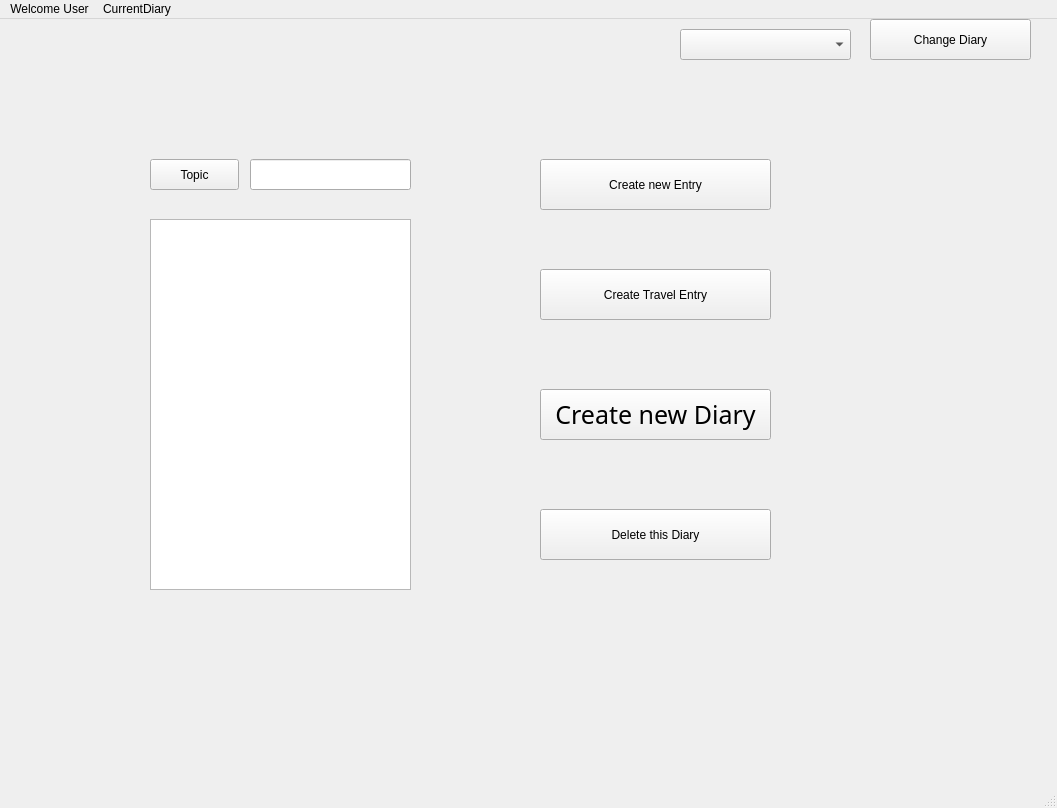
Qt form Presentation/mainwindow.ui (fekorte/Diary) before a commit.
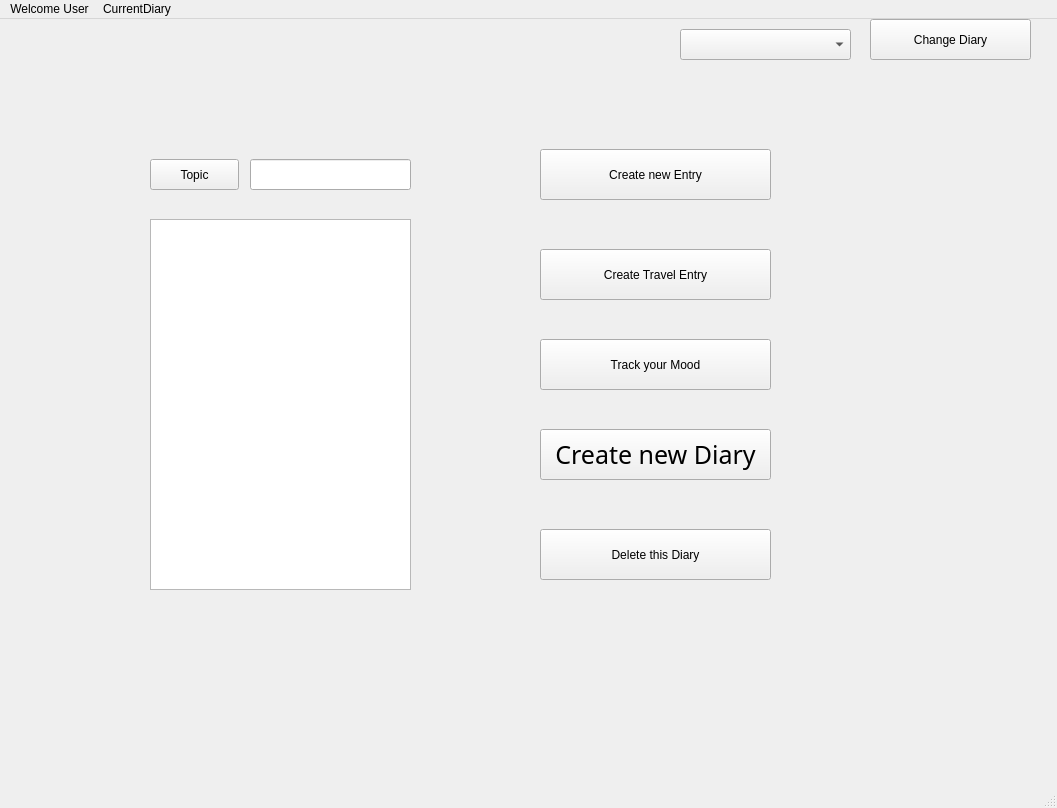
The same form after that commit. Icons and pictures are not drawn.

Patch:
```diff
--- a/Presentation/mainwindow.ui
+++ b/Presentation/mainwindow.ui
@@ -55,7 +55,7 @@
     <property name="geometry">
      <rect>
       <x>540</x>
-      <y>140</y>
+      <y>130</y>
       <width>231</width>
       <height>51</height>
      </rect>
@@ -71,7 +71,7 @@
     <property name="geometry">
      <rect>
       <x>540</x>
-      <y>490</y>
+      <y>510</y>
       <width>231</width>
       <height>51</height>
      </rect>
@@ -88,7 +88,7 @@
     <property name="geometry">
      <rect>
       <x>540</x>
-      <y>370</y>
+      <y>410</y>
       <width>231</width>
       <height>51</height>
      </rect>
@@ -142,7 +142,7 @@
     <property name="geometry">
      <rect>
       <x>540</x>
-      <y>250</y>
+      <y>230</y>
       <width>231</width>
       <height>51</height>
      </rect>
@@ -174,6 +174,22 @@
      <string>Topic</string>
     </property>
    </widget>
+   <widget class="QPushButton" name="pushButton_2">
+    <property name="geometry">
+     <rect>
+      <x>540</x>
+      <y>320</y>
+      <width>231</width>
+      <height>51</height>
+     </rect>
+    </property>
+    <property name="styleSheet">
+     <string notr="true">background-image: url(:/Images/Images/white.png);</string>
+    </property>
+    <property name="text">
+     <string>Track your Mood</string>
+    </property>
+   </widget>
   </widget>
   <widget class="QMenuBar" name="menubar">
    <property name="geometry">
```
